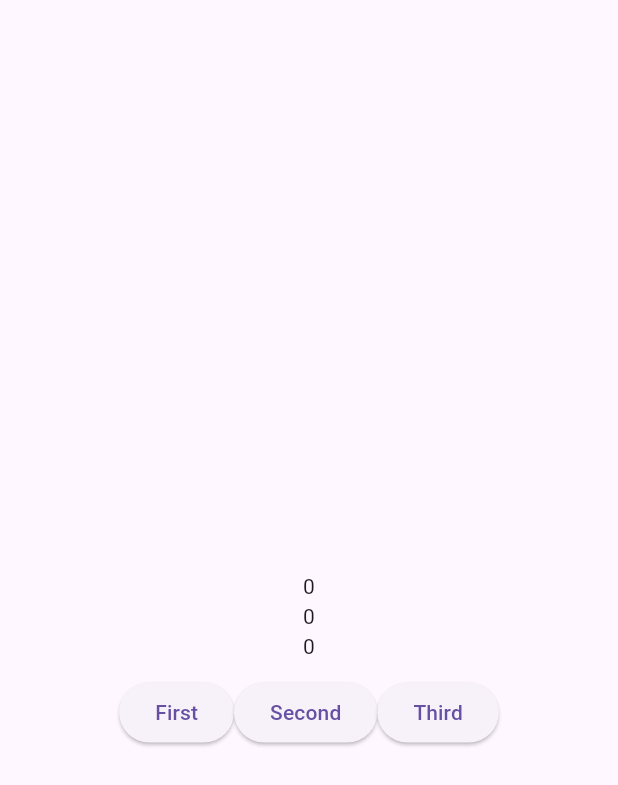
After one commit to SourovDV/getx, a Flutter app: the screen it shows after launch, on a phone screen of 412 x 824 dp. The commit adds this screen. Shown: the top 785 px of the screen. Run offline on Flutter 3.47's test engine with Material 3 defaults, Android fonts, the phone set to English and light mode, and no system bars; our stand-ins replace get.

Commit message:
added a binding to added view and controller page

```diff
--- /dev/null
+++ b/lib/App/Modules/routes.dart
@@ -0,0 +1,17 @@
+
+import 'package:flutter/cupertino.dart';
+import 'package:get/get.dart';
+import 'package:getx/App/Routes/Home/binding/home_buinding.dart';
+import 'package:getx/App/Routes/Home/controller/home_controller.dart';
+import 'package:getx/App/Routes/Home/view/dashboard.dart';
+import 'package:getx/App/Routes/Home/view/home_view.dart';
+
+class AppRoute{
+  static final initialRoute = '/home';
+
+  static final route =[
+    GetPage(name: "/home", page:()=>HomeView(),binding:HomeBuinding()),
+    GetPage(name: "/dashbiard", page: ()=>Dashboard())
+  ];
+
+}
--- /dev/null
+++ b/lib/App/Routes/Home/binding/home_buinding.dart
@@ -0,0 +1,11 @@
+
+import 'package:get/get.dart';
+import 'package:getx/App/Routes/Home/controller/home_controller.dart';
+
+class HomeBuinding extends Bindings{
+  @override
+  void dependencies() {
+    Get.lazyPut(()=>HomeController());
+  }
+
+}
--- a/lib/counter_controller.dart
+++ b/lib/App/Routes/Home/controller/home_controller.dart
@@ -1,7 +1,6 @@
-
 import 'package:get/get.dart';
 
-class CounterController extends GetxController{
+class HomeController extends GetxController{
   var count1 = 0.obs;
   var count2 = 0.obs;
   var count3=0.obs;
--- /dev/null
+++ b/lib/App/Routes/Home/view/home_view.dart
@@ -0,0 +1,43 @@
+import 'package:flutter/material.dart';
+import 'package:get/get.dart';
+import 'package:getx/App/Routes/Home/controller/home_controller.dart';
+
+class HomeView extends GetView<HomeController>{
+  const HomeView({super.key});
+
+  @override
+  Widget build(BuildContext context) {
+    return Scaffold(
+      appBar: AppBar(),
+      body: Center(
+        child: Column(
+          mainAxisAlignment: MainAxisAlignment.center,
+          crossAxisAlignment: CrossAxisAlignment.center,
+          children: [
+            Obx(() => Text(controller.count1.toString())),
+            Obx(() => Text(controller.count2.toString())),
+            Obx(() => Text(controller.count3.toString())),
+            SizedBox(height: 10),
+            Row(
+              mainAxisAlignment: MainAxisAlignment.center,
+              children: [
+                ElevatedButton(
+                  onPressed: () => controller.increment1(),
+                  child: Text("First"),
+                ),
+                ElevatedButton(
+                  onPressed: () => controller.increment2(),
+                  child: Text("Second"),
+                ),
+                ElevatedButton(
+                  onPressed: () => controller.increment3(),
+                  child: Text("Third"),
+                ),
+              ],
+            ),
+          ],
+        ),
+      ),
+    );
+  }
+}
--- a/lib/main.dart
+++ b/lib/main.dart
@@ -1,6 +1,6 @@
 import 'package:flutter/cupertino.dart';
 import 'package:get/get.dart';
-import 'package:getx/home_page.dart';
+import 'package:getx/App/Modules/routes.dart';
 
 void main(){
   runApp(MyApp());
@@ -12,7 +12,8 @@ class MyApp extends StatelessWidget {
   @override
   Widget build(BuildContext context) {
     return GetMaterialApp(
-      home: HomePage(),
+      initialRoute: AppRoute.initialRoute,
+    getPages: AppRoute.route,
     );
   }
 }
```
Also changed, not shown: lib/App/Routes/Home/view/dashboard.dart (added, +11 -0 lines), lib/home_page.dart (deleted, +0 -44 lines).
